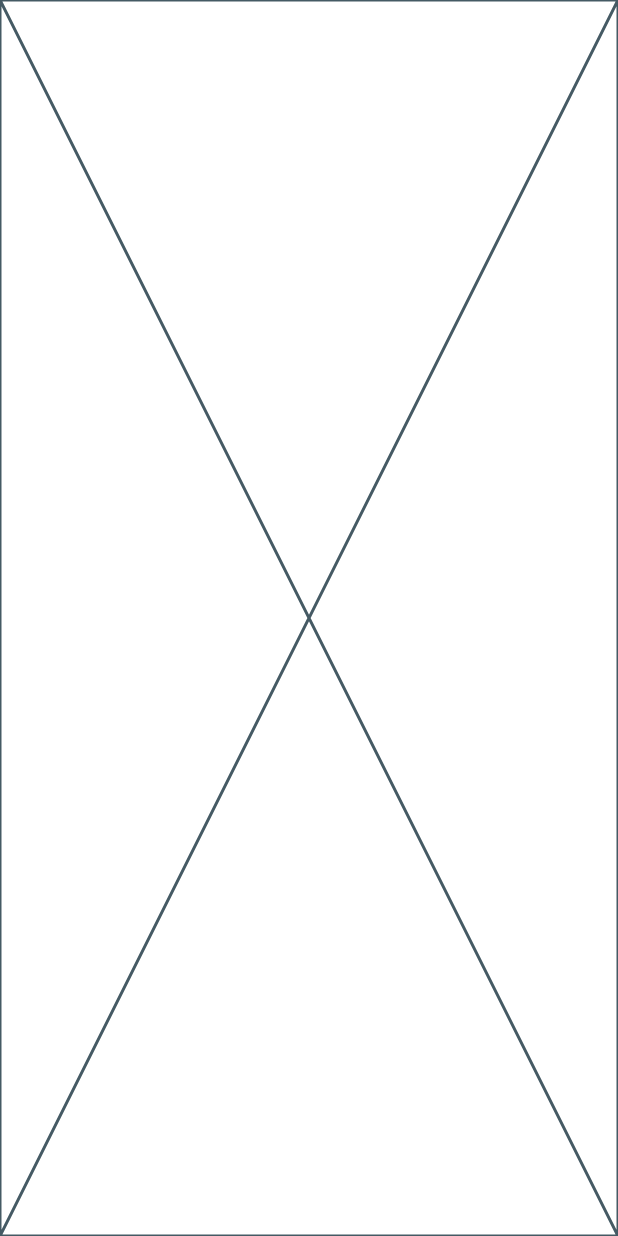
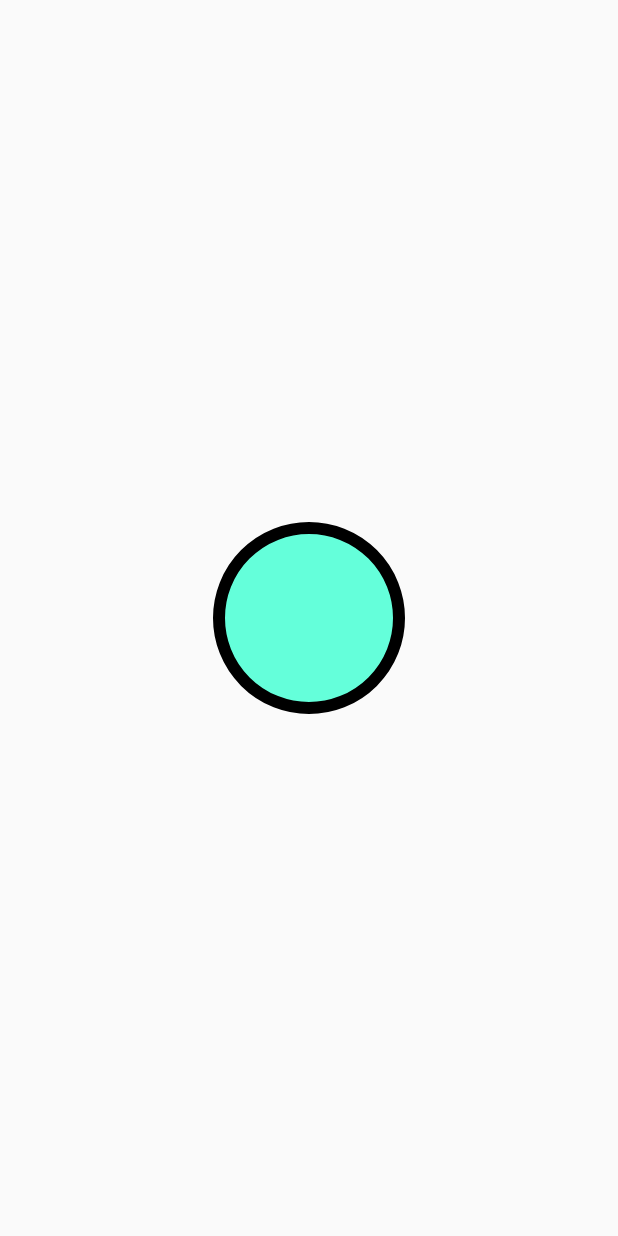
Before and after one commit to SilverSdt/littlewords, a Flutter app: the screen it shows after launch, on a phone screen of 412 x 824 dp. Run offline on Flutter 3.47's test engine with Material 2 defaults, Android fonts, the phone set to English and light mode, and no system bars; our stand-ins replace flutter_riverpod, shared_preferences.

Commit message:
Create Logo Widget

```diff
--- a/lib/route/login/login.route.dart
+++ b/lib/route/login/login.route.dart
@@ -1,10 +1,13 @@
 import 'package:flutter/material.dart';
+import 'package:littlewords/widgets/littlewords_logo.dart';
 
-class LoginRoute extends StatelessWidget{
-  const LoginRoute({Key? key}): super(key: key);
+class LoginRoute extends StatelessWidget {
+  const LoginRoute({Key? key}) : super(key: key);
 
   @override
-  Widget build(BuildContext context){
-    return const Placeholder();
+  Widget build(BuildContext context) {
+    return const Scaffold(
+      body: Center(child: LittlewordsLogo()),
+    );
   }
 }
--- a/lib/widgets/littlewords_logo.dart
+++ b/lib/widgets/littlewords_logo.dart
@@ -1,8 +1,18 @@
-class  extends StatelessWidget {
-  const ({Key? key}) : super(key: key);
+import 'package:flutter/material.dart';
+
+class LittlewordsLogo extends StatelessWidget {
+  const LittlewordsLogo({Key? key}) : super(key: key);
 
   @override
   Widget build(BuildContext context) {
-    return const Placeholder();
+    return Container(
+      width: 128,
+      height: 128,
+      decoration: BoxDecoration(
+        color: Colors.tealAccent,
+        shape: BoxShape.circle,
+        border: Border.all(color: Colors.black, width: 8)
+      ),
+    );
   }
 }
```
Also changed, not shown: pubspec.lock.
